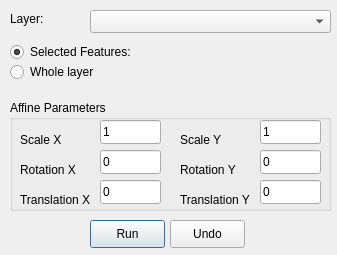
Qt form ui.ui (eriktim/qgsAffine) before a commit.
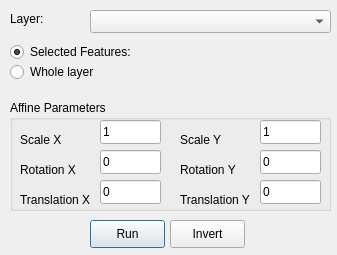
The same form after that commit.

Commit message: Made QGIS 2.0 compatible/Fixed inverse transform

Diff of the .ui file:
```diff
--- a/ui.ui
+++ b/ui.ui
@@ -259,7 +259,7 @@
     </rect>
    </property>
    <property name="text" >
-    <string>Undo</string>
+    <string>Invert</string>
    </property>
   </widget>
  </widget>
```
Left out of the diff: 2 changed lines with no effect on the pictures. The commit also changes 2 other files.
